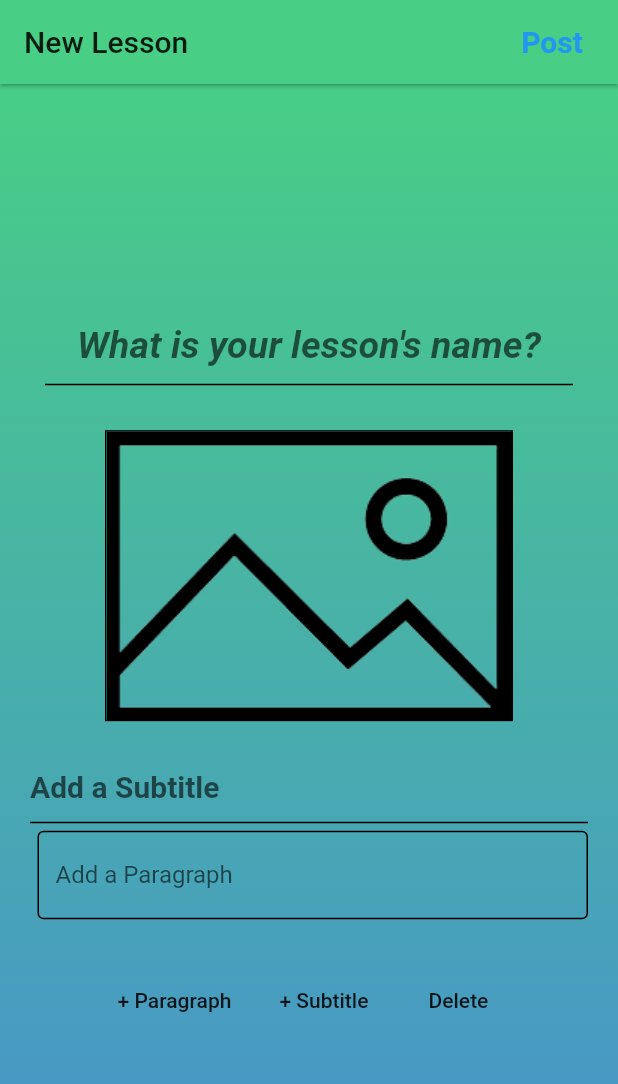
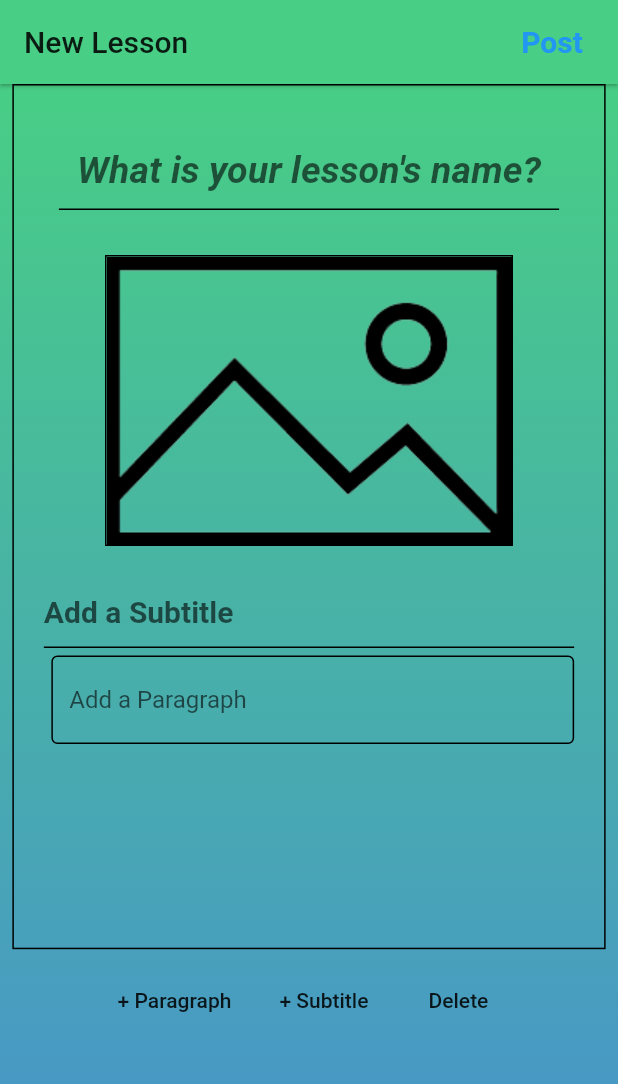
Before and after one commit to weisinjiang/Makeshift_Homeschool, a Flutter app: the screen it shows after launch, on a phone screen of 412 x 824 dp. Shown: the top 1084 px of the screen. Run offline on Flutter 3.47's test engine with Material 2 defaults, Android fonts, the phone set to English and light mode, and no system bars; our stand-ins replace cloud_firestore, firebase_auth, firebase_storage, font_awesome_flutter, google_fonts, image_picker; accounts and stored records are empty.

Commit message:
Update new_post_screen.dart

```diff
--- a/makeshift_homeschool_app/lib/screens/new_post_screen.dart
+++ b/makeshift_homeschool_app/lib/screens/new_post_screen.dart
@@ -17,6 +17,9 @@ import 'package:makeshift_homeschool_app/widgets/new_post_widgets.dart';
 ///
 ///   A form key is provided to keep track of the contents in the forms when
 ///   a new paragraph or subtitle is added
+///
+///
+/// !!! TO FIX: FOCUS NODE ANIMATION FOR NEW POST BECAUSE THE KEYBOARD COVERS THE SCREEN
 
 class NewPostScreen extends StatefulWidget {
   @override
@@ -41,9 +44,11 @@ class _NewPostScreenState extends State<NewPostScreen> {
   Widget build(BuildContext context) {
     var screenHeight = MediaQuery.of(context).size.height;
     var screenWidth = MediaQuery.of(context).size.width;
+
     return Scaffold(
       resizeToAvoidBottomInset: false,
-      resizeToAvoidBottomPadding: false, // Scaffold resizes when an image is added. Clicking on
+      resizeToAvoidBottomPadding:
+          false, // Scaffold resizes when an image is added. Clicking on
       //Subtile showed a white snackbar at the bottom bc of resize this prevents it
       appBar: AppBar(
         title: Text("New Lesson"),
@@ -72,7 +77,6 @@ class _NewPostScreenState extends State<NewPostScreen> {
       /// Using a builder because a scaffold is shown in one of the child widgets below
       /// Scaffold of above is not reachable without the Builder widget.
       body: Builder(
-
         builder: (context) => Container(
           /// Color of the entire background of this page
           decoration: BoxDecoration(
@@ -90,12 +94,13 @@ class _NewPostScreenState extends State<NewPostScreen> {
             children: <Widget>[
               Container(
                 height: screenHeight * 0.70,
-                width: screenWidth,
+                width: screenWidth * 0.96,
+                decoration:
+                    BoxDecoration(border: Border.all(color: Colors.black)),
                 child: Form(
                   key: _newPostFormKey, // Key to preserve input if rebuild
                   child: Scrollbar(
                     child: SingleChildScrollView(
-                      reverse: true,
                         child: Column(
                       children: newPostWidgetList,
                     )
@@ -112,8 +117,7 @@ class _NewPostScreenState extends State<NewPostScreen> {
                     FlatButton(
                         onPressed: () {
                           setState(() {
-                            newPostWidgetList
-                                .add(addParagraph(null, null));
+                            newPostWidgetList.add(addParagraph(null, null));
                           });
                         },
                         child: Text("+ Paragraph")),
@@ -122,8 +126,7 @@ class _NewPostScreenState extends State<NewPostScreen> {
                     FlatButton(
                         onPressed: () {
                           setState(() {
-                            newPostWidgetList
-                                .add(addSubTitle(null, null));
+                            newPostWidgetList.add(addSubTitle(null, null));
                           });
                         },
                         child: Text("+ Subtitle")),
@@ -139,8 +142,7 @@ class _NewPostScreenState extends State<NewPostScreen> {
                             });
                           } else if (newPostWidgetList.length == 4) {
                             /// If the textfield is 3, then they cant remove more
-                            Scaffold.of(context).showSnackBar(
-                                snackBarMessage(
+                            Scaffold.of(context).showSnackBar(snackBarMessage(
                                 "You can't remove more fields"));
                           }
                         },
@@ -148,7 +150,6 @@ class _NewPostScreenState extends State<NewPostScreen> {
                   ],
                 ),
               ),
-
             ],
           ),
         ),
```
Lines whose indentation alone changed are shown as unchanged.
